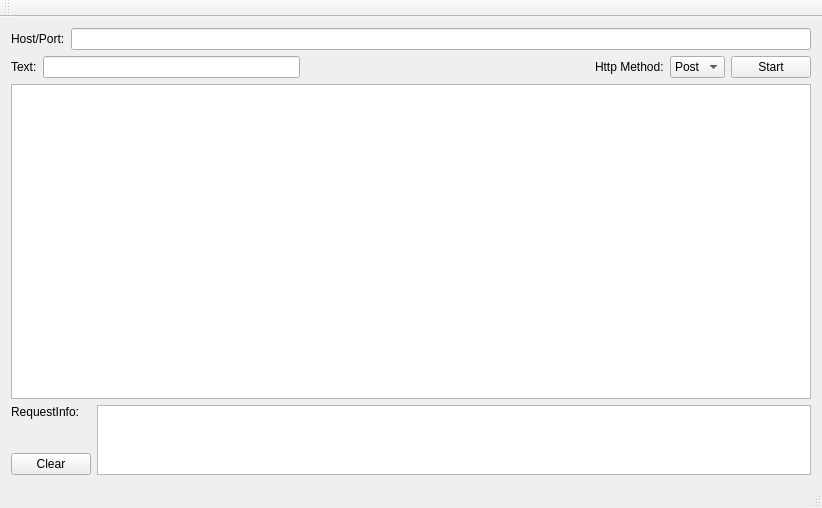
Before: the Qt Designer form NetworkRequest/mainwindow.ui in Gaara-ops/QtProject, drawn with Qt 5.
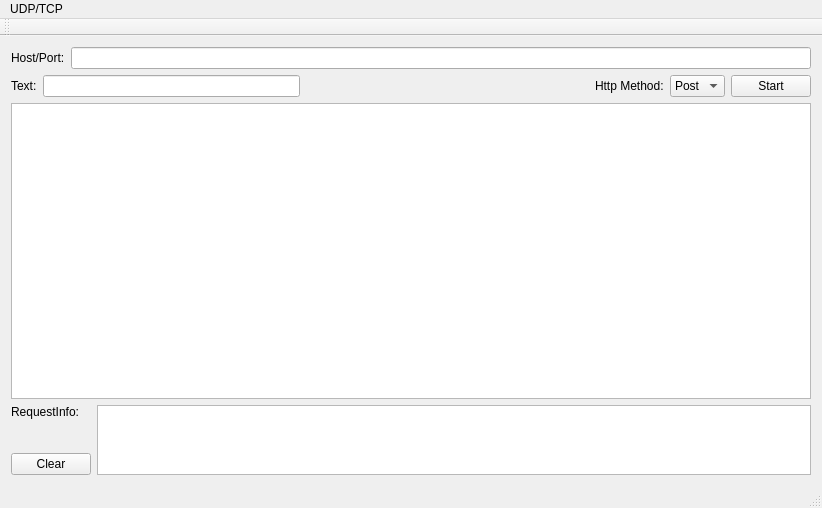
After: the same form once the commit is applied.

```diff
--- a/NetworkRequest/mainwindow.ui
+++ b/NetworkRequest/mainwindow.ui
@@ -158,6 +158,14 @@
      <height>23</height>
     </rect>
    </property>
+   <widget class="QMenu" name="menuTransForm">
+    <property name="title">
+     <string>UDP/TCP</string>
+    </property>
+    <addaction name="actionUDPClient"/>
+    <addaction name="actionUDPServer"/>
+   </widget>
+   <addaction name="menuTransForm"/>
   </widget>
   <widget class="QToolBar" name="mainToolBar">
    <attribute name="toolBarArea">
```
Left out of the diff: 10 changed lines with no effect on the pictures.
